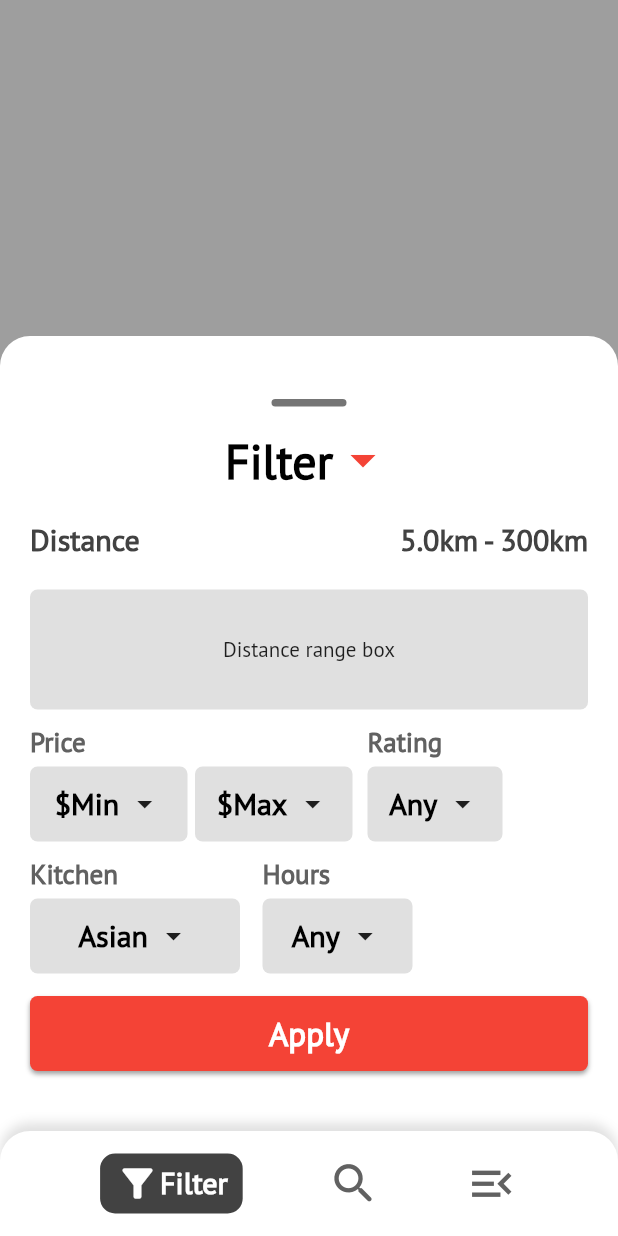
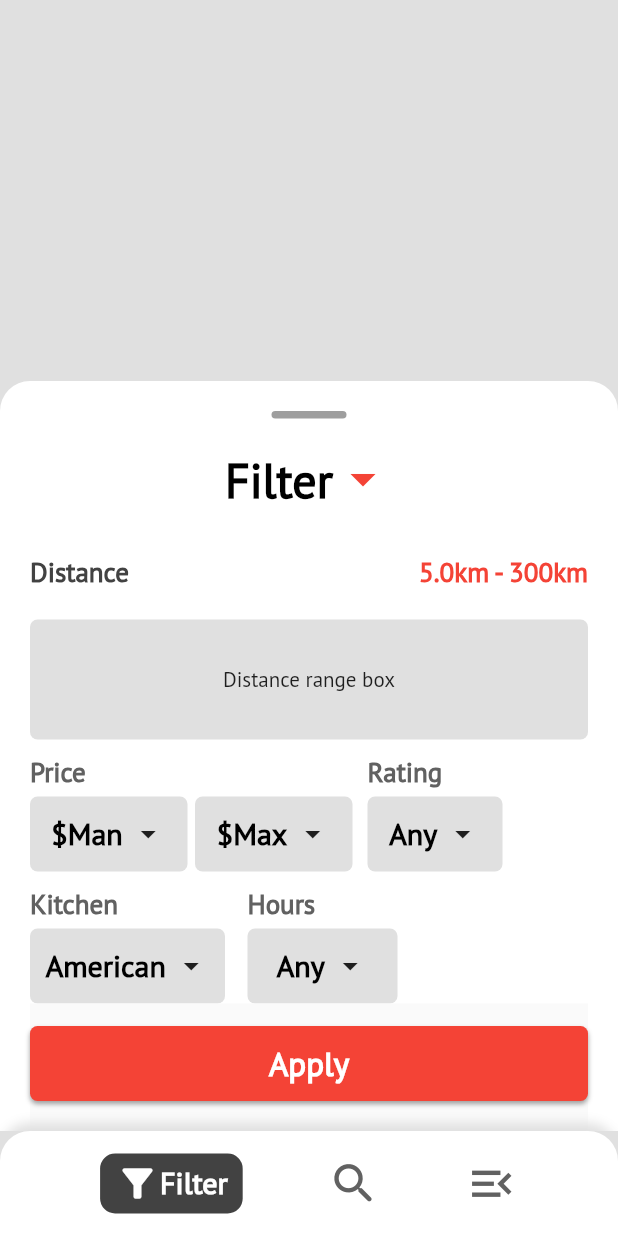
Before and after one commit to sumit-coder/food_app_design_demo, a Flutter app: the screen it shows after launch, after a tap on "FilterPage", on a phone screen of 412 x 824 dp. Run offline on Flutter 3.47's test engine with Material 2 defaults, Android fonts, the phone set to English and light mode, and no system bars; our stand-ins replace device_preview.

Commit message:
Filter pop up working v1

```diff
--- a/lib/main.dart
+++ b/lib/main.dart
@@ -29,6 +29,8 @@ class MyHomePage extends StatefulWidget {
 }
 
 class _MyHomePageState extends State<MyHomePage> {
+  double up = 50;
+
   @override
   Widget build(BuildContext context) {
     Size size = MediaQuery.of(context).size;
@@ -60,6 +62,38 @@ class _MyHomePageState extends State<MyHomePage> {
                       context,
                       MaterialPageRoute(builder: (context) => Filter()),
                     );
+                  },
+                ),
+                Container(
+                  height: 100,
+                  width: size.width,
+                  child: Stack(
+                    children: [
+                      AnimatedPositioned(
+                        child: Container(
+                          height: up,
+                          color: Colors.red,
+                          child: Text('d'),
+                        ),
+                        curve: Curves.bounceIn,
+                        top: up == 50 ? 50 : 80,
+                        duration: const Duration(seconds: 1),
+                      ),
+                    ],
+                  ),
+                ),
+                bigButton(
+                  'FilterPage',
+                  () {
+                    if (up != 80) {
+                      setState(() {
+                        up = 80;
+                      });
+                    } else {
+                      setState(() {
+                        up = 50;
+                      });
+                    }
                   },
                 ),
               ],
--- a/lib/pages/filterPage.dart
+++ b/lib/pages/filterPage.dart
@@ -1,160 +1,38 @@
 import 'package:flutter/material.dart';
 
-class Filter extends StatelessWidget {
+class Filter extends StatefulWidget {
+  Filter({Key key}) : super(key: key);
+
+  @override
+  _FilterState createState() => _FilterState();
+}
+
+class _FilterState extends State<Filter> {
+  bool slidUp = true;
+
   @override
   Widget build(BuildContext context) {
     Size size = MediaQuery.of(context).size;
 
     return Scaffold(
       body: Container(
+        height: size.height,
+        width: size.width,
         alignment: Alignment.bottomCenter,
-        color: Colors.grey,
+        color: Colors.grey[300],
         child: Container(
-          height: size.height < 600 ? 550 : 600,
+          height: size.height,
           width: size.width,
-          decoration: BoxDecoration(
-            borderRadius: BorderRadius.only(
-              topLeft: Radius.circular(20),
-              topRight: Radius.circular(20),
-            ),
-            color: Colors.white,
-          ),
           child: Column(
             mainAxisAlignment: MainAxisAlignment.end,
             children: [
-              // Filter Tab
+              // Container(
+              //   height: size.height - 70,
+              //   child: Text('dsdfasdfasdfasdfasdf'),
+              // ),
+              filterPopUp(size),
               Container(
-                constraints: BoxConstraints(maxHeight: 530),
-                padding: EdgeInsets.all(20),
-                decoration: BoxDecoration(
-                  borderRadius: BorderRadius.circular(5),
-                ),
-                child: SingleChildScrollView(
-                  //For Small Phones
-                  child: Column(
-                    children: [
-                      Container(
-                        margin: EdgeInsets.only(bottom: 20),
-                        width: size.width,
-                        child: Column(
-                          crossAxisAlignment: CrossAxisAlignment.center,
-                          children: [
-                            Container(
-                              margin: EdgeInsets.only(bottom: 15),
-                              height: 5,
-                              width: 50,
-                              decoration: BoxDecoration(
-                                borderRadius: BorderRadius.circular(2.5),
-                                color: Colors.grey[600],
-                              ),
-                            ),
-                            // Filter text Box
-                            Container(
-                              child: Row(
-                                mainAxisAlignment: MainAxisAlignment.center,
-                                children: [
-                                  Text(
-                                    'Filter',
-                                    style: TextStyle(
-                                      fontWeight: FontWeight.w900,
-                                      color: Colors.black,
-                                      fontSize: 32,
-                                    ),
-                                  ),
-                                  Icon(
-                                    Icons.arrow_drop_down,
-                                    color: Colors.red,
-                                    size: 40,
-                                  ),
-                                ],
-                              ),
-                            ),
-                          ],
-                        ),
-                      ),
-                      Container(
-                        child: Row(
-                          mainAxisAlignment: MainAxisAlignment.spaceBetween,
-                          children: [
-                            Text(
-                              'Distance',
-                              style: TextStyle(
-                                fontWeight: FontWeight.w600,
-                                color: Colors.grey[800],
-                                fontSize: 20,
-                              ),
-                            ),
-                            Text(
-                              '5.0km - 300km',
-                              style: TextStyle(
-                                fontWeight: FontWeight.w600,
-                                color: Colors.grey[800],
-                                fontSize: 20,
-                              ),
-                            ),
-                          ],
-                        ),
-                      ),
-                      SizedBox(height: 20),
-                      // Distance Filter
-                      Container(
-                        height: size.height < 600 ? 70 : 80,
-                        decoration: BoxDecoration(
-                          borderRadius: BorderRadius.circular(5),
-                          color: Colors.grey[300],
-                        ),
-                        child: Center(
-                          child: Text('Distance range box'),
-                        ),
-                      ),
-                      SizedBox(height: 10),
-                      Container(
-                        child: Row(
-                          children: [
-                            filterDropDownButton(
-                              'Price',
-                              '\$Min',
-                              size.height < 600 ? 95 : 105,
-                              size,
-                            ),
-                            SizedBox(width: 5),
-                            filterDropDownButton(
-                              '',
-                              '\$Max',
-                              size.height < 600 ? 95 : 105,
-                              size,
-                            ),
-                            SizedBox(width: 10),
-                            filterDropDownButton(
-                              'Rating',
-                              'Any',
-                              size.height < 600 ? 85 : 90,
-                              size,
-                            ),
-                          ],
-                        ),
-                      ),
-                      SizedBox(height: 10),
-                      Container(
-                        child: Row(
-                          children: [
-                            filterDropDownButton('Kitchen', 'Asian', 140, size),
-                            SizedBox(
-                              width: 15,
-                            ),
-                            filterDropDownButton('Hours', 'Any', 100, size),
-                          ],
-                        ),
-                      ),
-                      // the big apply button
-                      bigButton('Apply'),
-                    ],
-                  ),
-                ),
-              ),
-              // Bttom Navigation Bar
-              Container(
-                margin: EdgeInsets.only(top: size.height < 600 ? 0 : 20),
+                // margin: EdgeInsets.only(top: size.height < 600 ? 0 : 20),
                 padding: EdgeInsets.all(10),
                 height: 70,
                 decoration: BoxDecoration(
@@ -196,12 +74,28 @@ class Filter extends StatelessWidget {
                             size: 30,
                             color: Colors.white,
                           ),
-                          Text(
+                          InkWell(
+                            onTap: () {
+                              if (slidUp) {
+                                setState(() {
+                                  slidUp = false;
+                                });
+                              } else {
+                                setState(() {
+                                  slidUp = true;
+                                });
+                              }
+                              // setState(() {
+                              //   slidUp = false;
+                              // });
+                            },
+                            child: Text(
                               'Filter',
                               style: TextStyle(
                                 fontWeight: FontWeight.w600,
                                 color: Colors.white,
                                 fontSize: 20,
+                              ),
                             ),
                           ),
                         ],
@@ -227,6 +121,180 @@ class Filter extends StatelessWidget {
     );
   }
 
+  Expanded filterPopUp(Size size) {
+    return Expanded(
+      child: Stack(
+        children: [
+          AnimatedPositioned(
+            curve: Curves.easeIn,
+            top: slidUp ? size.height - 570 : size.height - 50,
+            duration: const Duration(milliseconds: 800),
+            child: Container(
+              // height: size.height < 600 ? 550 : 600,
+              height: 520,
+              width: size.width,
+              decoration: BoxDecoration(
+                borderRadius: BorderRadius.only(
+                  topLeft: Radius.circular(20),
+                  topRight: Radius.circular(20),
+                ),
+                color: Colors.white,
+              ),
+              child: Column(
+                mainAxisAlignment: MainAxisAlignment.end,
+                children: [
+                  // Filter Tab
+                  Container(
+                    constraints: BoxConstraints(maxHeight: 530),
+                    padding: EdgeInsets.all(20),
+                    decoration: BoxDecoration(
+                      borderRadius: BorderRadius.circular(5),
+                    ),
+                    child: SingleChildScrollView(
+                      //For Small Phones
+                      child: Column(
+                        children: [
+                          Container(
+                            margin: EdgeInsets.only(
+                              bottom: size.height < 600 ? 20 : 30,
+                            ),
+                            width: size.width,
+                            child: Column(
+                              crossAxisAlignment: CrossAxisAlignment.center,
+                              children: [
+                                Container(
+                                  margin: EdgeInsets.only(bottom: 20),
+                                  height: 5,
+                                  width: 50,
+                                  decoration: BoxDecoration(
+                                    borderRadius: BorderRadius.circular(2.5),
+                                    color: Colors.grey[500],
+                                  ),
+                                ),
+                                // Filter text Box
+                                Container(
+                                  child: Row(
+                                    mainAxisAlignment: MainAxisAlignment.center,
+                                    children: [
+                                      Text(
+                                        'Filter',
+                                        style: TextStyle(
+                                          fontWeight: FontWeight.w900,
+                                          color: Colors.black,
+                                          fontSize: 32,
+                                        ),
+                                      ),
+                                      Icon(
+                                        Icons.arrow_drop_down,
+                                        color: Colors.red,
+                                        size: 40,
+                                      ),
+                                    ],
+                                  ),
+                                ),
+                              ],
+                            ),
+                          ),
+                          Container(
+                            child: Row(
+                              mainAxisAlignment: MainAxisAlignment.spaceBetween,
+                              children: [
+                                Text(
+                                  'Distance',
+                                  style: TextStyle(
+                                    fontWeight: FontWeight.w600,
+                                    color: Colors.grey[800],
+                                    fontSize: 18,
+                                  ),
+                                ),
+                                Text(
+                                  '5.0km - 300km',
+                                  style: TextStyle(
+                                    fontWeight: FontWeight.w600,
+                                    color: Colors.red,
+                                    fontSize: 18,
+                                  ),
+                                ),
+                              ],
+                            ),
+                          ),
+                          SizedBox(height: 20),
+                          // Distance Filter
+                          Container(
+                            height: size.height < 600 ? 70 : 80,
+                            decoration: BoxDecoration(
+                              borderRadius: BorderRadius.circular(5),
+                              color: Colors.grey[300],
+                            ),
+                            child: Center(
+                              child: Text('Distance range box'),
+                            ),
+                          ),
+                          SizedBox(height: 10),
+                          Container(
+                            child: Row(
+                              children: [
+                                filterDropDownButton(
+                                  'Price',
+                                  '\$Man',
+                                  size.height < 600 ? 90 : 105,
+                                  size,
+                                ),
+                                SizedBox(width: 5),
+                                filterDropDownButton(
+                                  '',
+                                  '\$Max',
+                                  size.height < 600 ? 90 : 105,
+                                  size,
+                                ),
+                                SizedBox(width: 10),
+                                filterDropDownButton(
+                                  'Rating',
+                                  'Any',
+                                  size.height < 600 ? 85 : 90,
+                                  size,
+                                ),
+                              ],
+                            ),
+                          ),
+                          SizedBox(height: 10),
+                          Container(
+                            child: Row(
+                              children: [
+                                filterDropDownButton(
+                                  'Kitchen',
+                                  'American',
+                                  130,
+                                  size,
+                                ),
+                                SizedBox(
+                                  width: 15,
+                                ),
+                                filterDropDownButton(
+                                  'Hours',
+                                  'Any',
+                                  100,
+                                  size,
+                                ),
+                              ],
+                            ),
+                          ),
+                          // the big apply button
+                          bigButton('Apply'),
+                        ],
+                      ),
+                    ),
+                  ),
+                ],
+              ),
+            ),
+          ),
+          // Bttom Navigation Bar
+        ],
+      ),
+    );
+  }
+
   Container filterDropDownButton(
       String headTitle, String title, double width, Size size) {
     return Container(
@@ -243,7 +311,7 @@ class Filter extends StatelessWidget {
           ),
           SizedBox(height: 5),
           Container(
-            padding: EdgeInsets.all(10),
+            padding: EdgeInsets.all(size.height < 600 ? 8 : 10),
             height: size.height < 600 ? 45 : 50,
             width: width,
             decoration: BoxDecoration(
@@ -271,11 +339,12 @@ class Filter extends StatelessWidget {
     );
   }
 
-  InkWell bigButton(String title) {
-    return InkWell(
+  Material bigButton(String title) {
+    return Material(
+      child: InkWell(
         onTap: () {},
         child: Container(
-        margin: EdgeInsets.only(top: 15),
+          margin: EdgeInsets.only(top: 15, bottom: 20),
           height: 50,
           width: 1000,
           decoration: BoxDecoration(
@@ -304,6 +373,7 @@ class Filter extends StatelessWidget {
             ),
           ),
         ),
+      ),
     );
   }
 }
```
Lines whose indentation alone changed are shown as unchanged.
